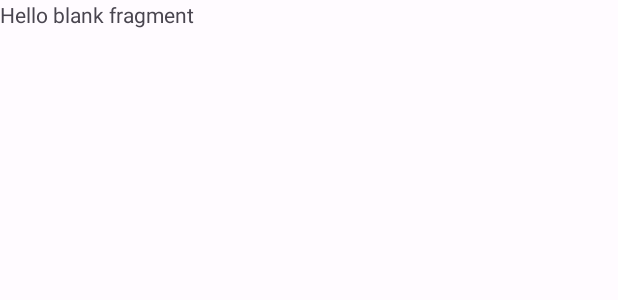
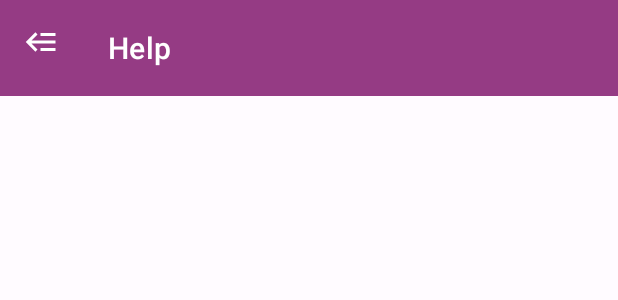
Before and after one commit to 1405yuga/Train-Indicator, an Android app: the layout fragment_help.xml on its own in the app's theme, with its tools: preview values and no code run, on a phone screen of 412 x 824 dp. Shown: the top 300 px of the screen. Run offline under Robolectric (Android 15) with nearby library versions, the phone set to English and light mode, and no system bars.

Commit message:
added top app bar in fragment

```diff
--- a/app/src/main/res/layout/fragment_help.xml
+++ b/app/src/main/res/layout/fragment_help.xml
@@ -3,12 +3,22 @@
     xmlns:tools="http://schemas.android.com/tools"
     android:layout_width="match_parent"
     android:layout_height="match_parent"
+    xmlns:app="http://schemas.android.com/apk/res-auto"
     tools:context=".HelpFragment">
 
-    <!-- TODO: Update blank fragment layout -->
-    <TextView
+    <com.google.android.material.appbar.AppBarLayout
         android:layout_width="match_parent"
-        android:layout_height="match_parent"
-        android:text="@string/hello_blank_fragment" />
+        android:layout_height="wrap_content"
+        android:id="@+id/appbar"
+        app:layout_scrollFlags="scroll|enterAlways">
+
+        <com.google.android.material.appbar.MaterialToolbar
+            android:id="@+id/topAppBar"
+            style="@style/Widget.MaterialComponents.Toolbar.Primary"
+            android:layout_width="match_parent"
+            android:layout_height="?attr/actionBarSize"
+            app:title="@string/help"
+            app:navigationIcon="@drawable/back_icon"/>
+    </com.google.android.material.appbar.AppBarLayout>
 
 </FrameLayout>
```
